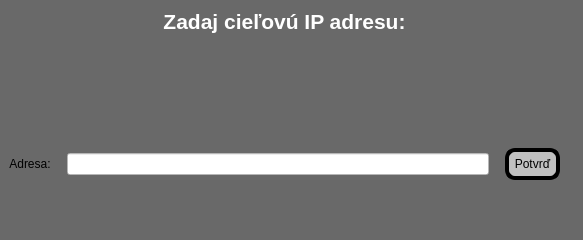
Above: robotGUI/addressdialog.ui from Samwise101/robotHMI before the change. Below: the same form after it.
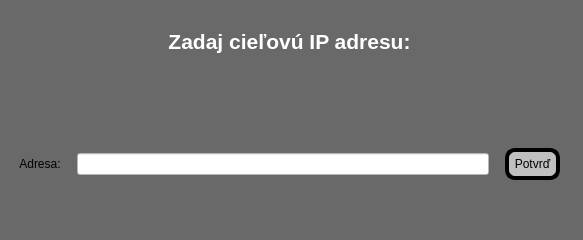
That is the form after the change.

```diff
--- a/robotGUI/addressdialog.ui
+++ b/robotGUI/addressdialog.ui
@@ -19,13 +19,29 @@
   <widget class="QWidget" name="verticalLayoutWidget">
    <property name="geometry">
     <rect>
-     <x>9</x>
+     <x>19</x>
      <y>9</y>
-     <width>551</width>
+     <width>541</width>
      <height>181</height>
     </rect>
    </property>
-   <layout class="QVBoxLayout" name="verticalLayout" stretch="0,0,5,0">
+   <layout class="QVBoxLayout" name="verticalLayout" stretch="0,0,0,5,0">
+    <item>
+     <spacer name="verticalSpacer_3">
+      <property name="orientation">
+       <enum>Qt::Vertical</enum>
+      </property>
+      <property name="sizeType">
+       <enum>QSizePolicy::Fixed</enum>
+      </property>
+      <property name="sizeHint" stdset="0">
+       <size>
+        <width>20</width>
+        <height>20</height>
+       </size>
+      </property>
+     </spacer>
+    </item>
     <item>
      <widget class="QLabel" name="label">
       <property name="font">
```
